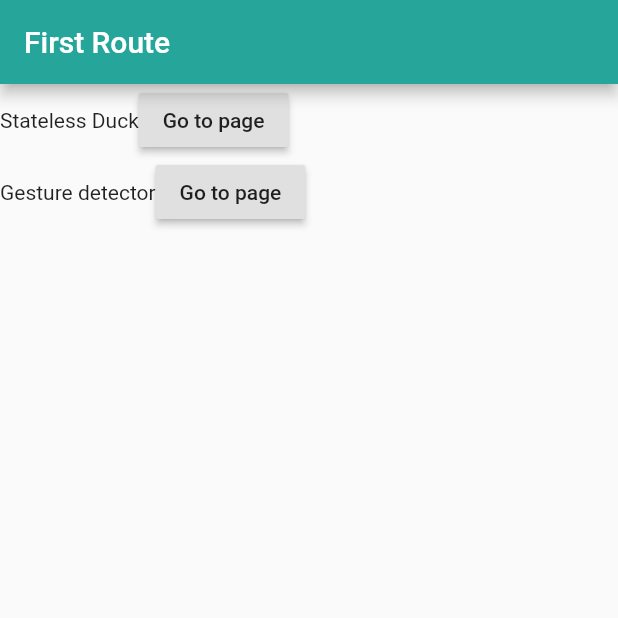
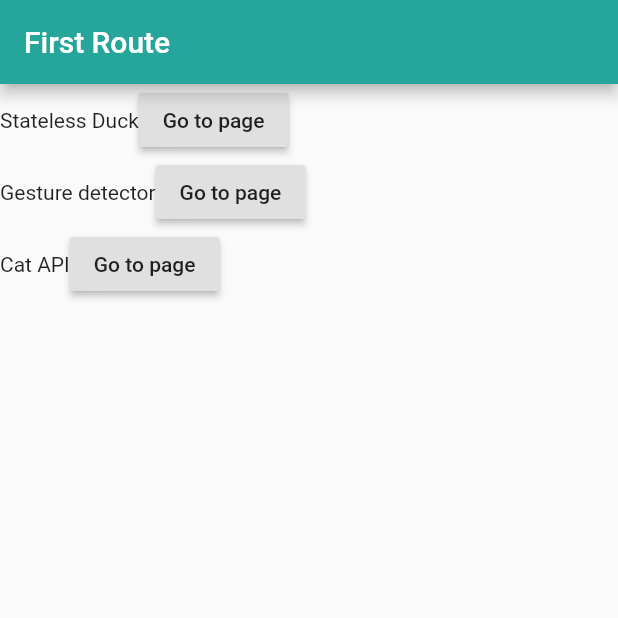
Before and after one commit to 26278/list_with_widgets, a Flutter app: the screen it shows after launch, on a phone screen of 412 x 824 dp, the top half of it. Run offline on Flutter 3.47's test engine with Material 2 defaults, Android fonts, the phone set to English and light mode, and no system bars.

```diff
--- /dev/null
+++ b/lib/api.dart
@@ -0,0 +1,130 @@
+import 'package:flutter/material.dart';
+import 'package:http/http.dart' as http;
+import 'dart:convert';
+
+Future<Cats> fetchCat() async {
+  final response = await http.get('http://hers.hosts1.ma-cloud.nl/catabase/getcats.php');
+
+  if (response.statusCode == 200) {
+    // If the server did return a 200 OK response,
+    // then parse the JSON.
+    return Cats.fromJson(jsonDecode(response.body));
+  } else {
+    // If the server did not return a 200 OK response,
+    // then throw an exception.
+    throw Exception('Failed to load Cat');
+  }
+}
+
+class Cats {
+
+  final List<String> cats;
+
+  Cats({
+    this.cats,
+  });
+
+  factory Cats.fromJson(Map<String, dynamic> json) {
+
+    var list = json['cats'] as List;
+    print(list.runtimeType); // returns List<dynamic>
+
+    List<Cat> catsList = list.map((i) =>
+    Cat.fromJson(i)).toList();
+
+    return Cats(
+      // cats: catsList
+    );
+  }
+}
+
+class Cat{
+  final String name;
+  final String image;
+  final String breed;
+  final String gender;
+  final String dob;
+  final String added;
+
+  Cat({
+    this.name,
+    this.image,
+    this.breed,
+    this.gender,
+    this.dob,
+    this.added
+  });
+
+  factory Cat.fromJson(Map<String, dynamic> json) {
+
+    return Cat(
+      name: json['name'],
+      image: json['image'],
+      breed: json['breed'],
+      gender: json['gender'],
+      dob: json['dob'],
+      added: json['added'],
+    );
+  }
+}
+
+
+class ApiPage extends StatefulWidget {
+  ApiPage( {Key key}) : super (key : key);
+
+  @override
+  _ApiPage createState() => _ApiPage();
+}
+
+
+class _ApiPage extends State<ApiPage> {
+  Future<Cats> futureCat;
+
+  @override
+  void initState() {
+    super.initState();
+    futureCat = fetchCat();
+  }
+  @override
+  Widget build(BuildContext context) {
+    return MaterialApp(
+      title: 'Fetch Data Example',
+      theme: ThemeData(
+        primarySwatch: Colors.blue,
+      ),
+      home: Scaffold(
+        appBar: AppBar(
+          title: Text("Cats!"),
+          backgroundColor: Colors.teal[400],
+        ),
+        body: Center(
+          child: FutureBuilder<Cats>(
+            future: futureCat,
+            builder: (context, snapshot) {
+              if (snapshot.hasData) {
+                return ListView.builder(
+                    itemCount: snapshot.data.cats.length,
+                    itemBuilder: (BuildContext context, int index) {
+                      return
+                        Card(
+
+                        );
+                  }
+                  );
+              } else if (snapshot.hasError) {
+                return Text("${snapshot.error}");
+              }
+
+              // By default, show a loading spinner.
+              return CircularProgressIndicator();
+            },
+          ),
+        ),
+      ),
+    );
+  }
+}
+
+
+
+//  http://hers.hosts1.ma-cloud.nl/catabase/getcats.php
--- a/lib/main.dart
+++ b/lib/main.dart
@@ -1,6 +1,7 @@
 import 'package:flutter/material.dart';
 import 'package:list_with_widgets/duck_page.dart';
 import 'package:list_with_widgets/gesture_detector_page.dart';
+import 'package:list_with_widgets/api.dart';
 
 void main() {
   runApp(MaterialApp(
@@ -48,6 +49,21 @@ class FirstRoute extends StatelessWidget {
               ),
             ],
 
+          ),
+          Row(
+            children: <Widget> [
+              Text('Cat API'),
+              RaisedButton(
+                child: Text('Go to page'),
+                onPressed: () {
+                  Navigator.push(
+                    context,
+                    MaterialPageRoute(builder: (context) => ApiPage()),
+                  );
+                },
+              ),
+            ],
+
           )
       ]
       ),
--- a/pubspec.yaml
+++ b/pubspec.yaml
@@ -9,6 +9,7 @@ environment:
   sdk: ">=2.7.0 <3.0.0"
 
 dependencies:
+  http: ^0.12.2
   flutter:
     sdk: flutter
 
```
Also changed, not shown: pubspec.lock, 1 other file.
